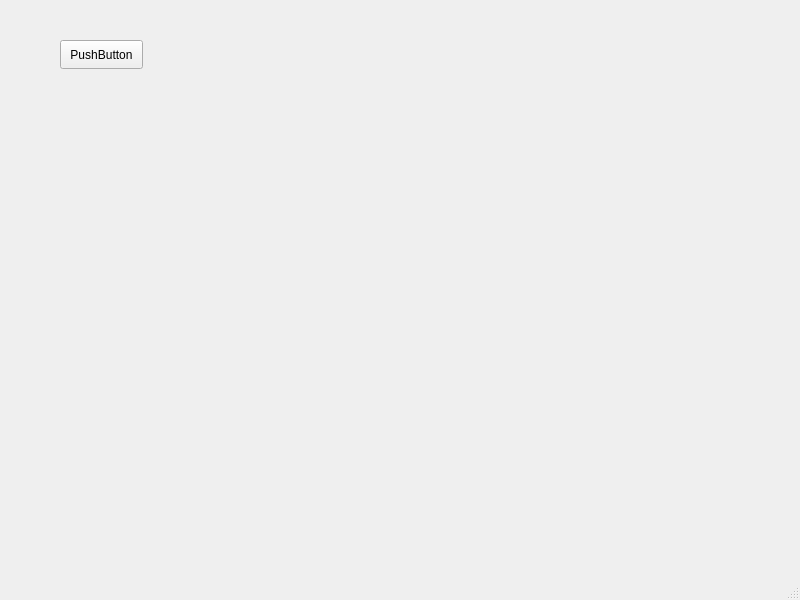
Above: mainwindow.ui from sapondanaisriwan/Do-for- before the change. Below: the same form after it.
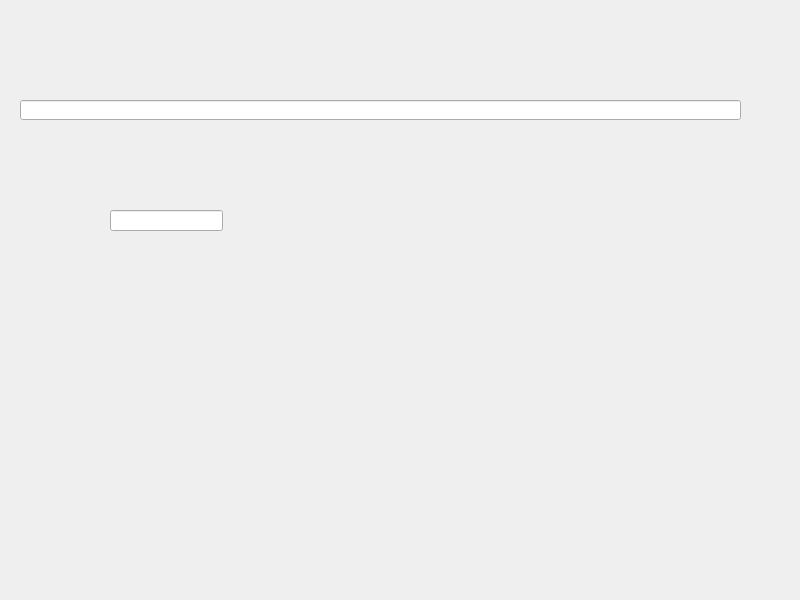
That is the form after the change.

```diff
--- a/mainwindow.ui
+++ b/mainwindow.ui
@@ -14,31 +14,27 @@
    <string>MainWindow</string>
   </property>
   <widget class="QWidget" name="centralwidget">
-   <widget class="QPushButton" name="pushButton">
+   <widget class="QLineEdit" name="lineEdit">
     <property name="geometry">
      <rect>
-      <x>60</x>
-      <y>40</y>
-      <width>83</width>
-      <height>29</height>
+      <x>20</x>
+      <y>100</y>
+      <width>721</width>
+      <height>20</height>
      </rect>
     </property>
-    <property name="text">
-     <string>PushButton</string>
+   </widget>
+   <widget class="QLineEdit" name="lineEdit_2">
+    <property name="geometry">
+     <rect>
+      <x>110</x>
+      <y>210</y>
+      <width>113</width>
+      <height>21</height>
+     </rect>
     </property>
    </widget>
   </widget>
-  <widget class="QMenuBar" name="menubar">
-   <property name="geometry">
-    <rect>
-     <x>0</x>
-     <y>0</y>
-     <width>800</width>
-     <height>25</height>
-    </rect>
-   </property>
-  </widget>
-  <widget class="QStatusBar" name="statusbar"/>
  </widget>
  <resources/>
  <connections/>
```
Left out of the diff: 15 changed lines with no effect on the pictures.
